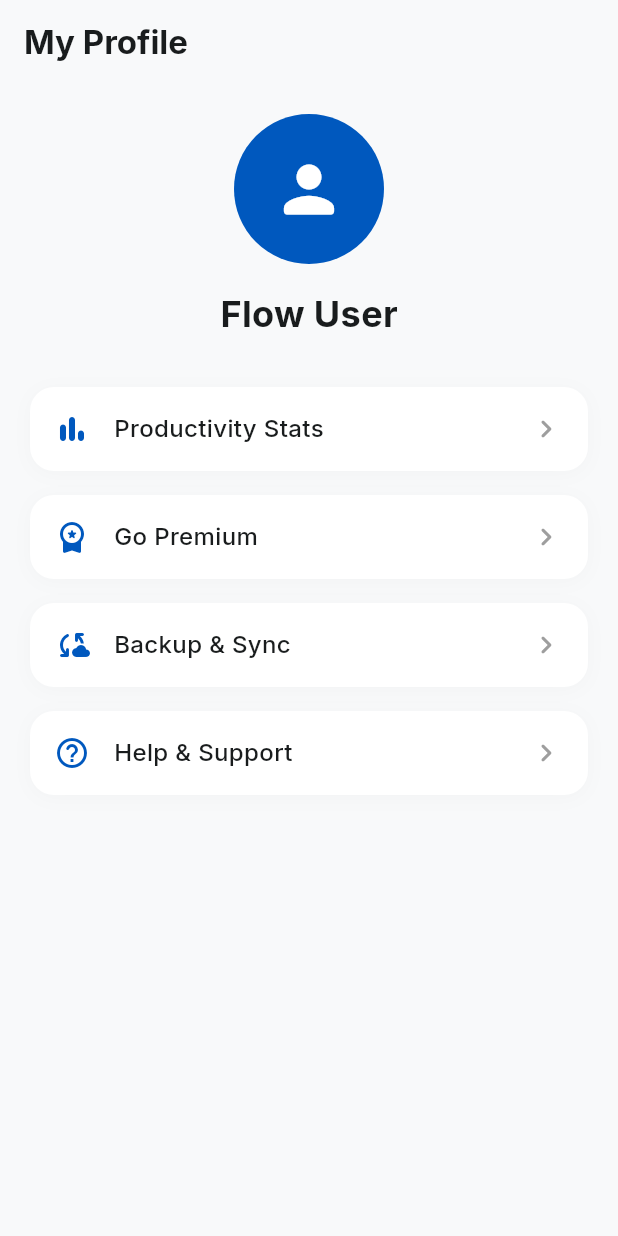
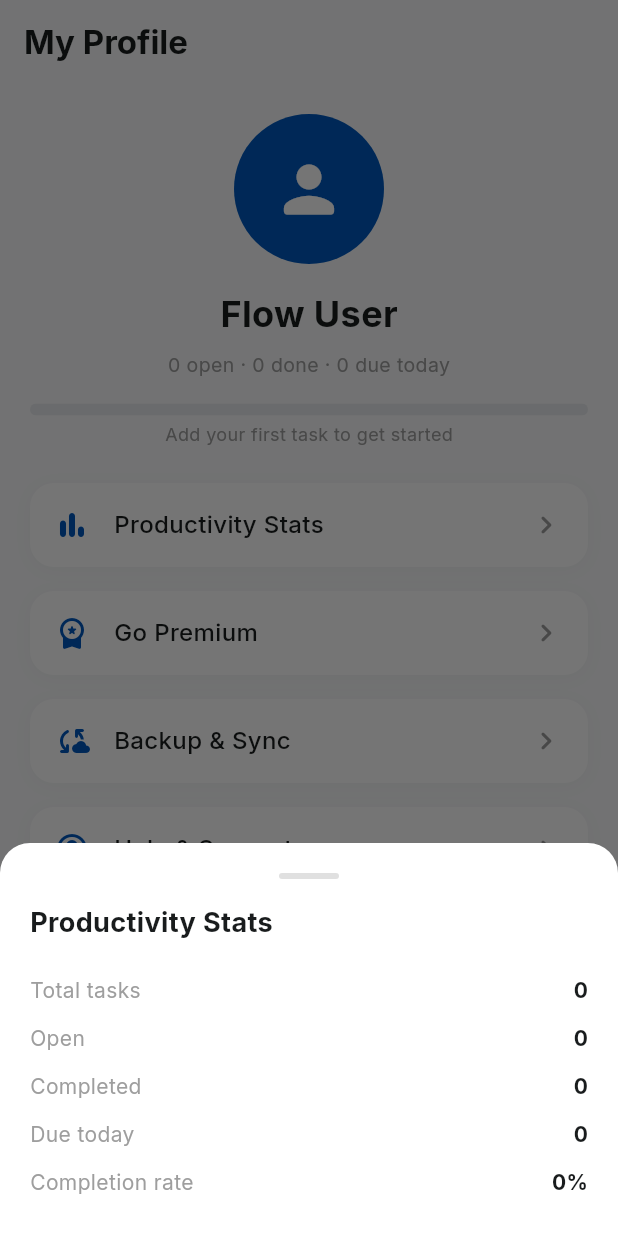
Before and after one commit to Deepan9884/Flow, a Flutter app: the ProfileScreen screen opened directly, after a tap on "Productivity Stats", on a phone screen of 412 x 824 dp. Run offline on Flutter 3.47's test engine with Material 3 defaults, Android fonts, the phone set to English and light mode, and no system bars; our stand-ins replace file_picker, flutter_hooks, flutter_local_notifications, freezed_annotation, hooks_riverpod, isar and 4 more; accounts and stored records are empty; generated files the repository leaves out were written again; project files that could hold a hidden picture were left out.

Commit message:
feat: live profile stats, working backup/help/premium rows

```diff
--- a/lib/features/profile/screens/profile_screen.dart
+++ b/lib/features/profile/screens/profile_screen.dart
@@ -1,6 +1,8 @@
 import 'package:flutter/material.dart';
 import 'package:hooks_riverpod/hooks_riverpod.dart';
 import '../../../core/theme/theme_provider.dart';
+import '../../tasks/providers/task_provider.dart';
+import '../../../services/backup_service.dart';
 
 class ProfileScreen extends ConsumerWidget {
   const ProfileScreen({super.key});
@@ -9,6 +11,21 @@
   Widget build(BuildContext context, WidgetRef ref) {
     final theme = ref.watch(themeProvider);
     final isDark = theme.isDark;
+    final tasks = ref.watch(taskListProvider);
+
+    final total = tasks.length;
+    final completed = tasks.where((t) => t.isCompleted).length;
+    final open = total - completed;
+    final rate = total == 0 ? 0.0 : completed / total;
+    final now = DateTime.now();
+    final dueToday = tasks
+        .where((t) =>
+            !t.isCompleted &&
+            t.dueDate != null &&
+            t.dueDate!.year == now.year &&
+            t.dueDate!.month == now.month &&
+            t.dueDate!.day == now.day)
+        .length;
 
     return Scaffold(
       backgroundColor: isDark ? const Color(0xFF121212) : const Color(0xFFF8F9FA),
@@ -43,13 +60,145 @@
                 color: isDark ? Colors.white : const Color(0xFF191C1D),
               ),
             ),
-            const SizedBox(height: 32),
-            _buildProfileMenu(Icons.bar_chart_rounded, 'Productivity Stats', isDark, () {}),
-            _buildProfileMenu(Icons.workspace_premium_rounded, 'Go Premium', isDark, () {}),
-            _buildProfileMenu(Icons.cloud_sync_rounded, 'Backup & Sync', isDark, () {}),
-            _buildProfileMenu(Icons.help_outline_rounded, 'Help & Support', isDark, () {}),
+            const SizedBox(height: 8),
+            Text(
+              '$open open · $completed done · $dueToday due today',
+              style: const TextStyle(fontFamily: 'Inter', fontSize: 13, color: Colors.grey),
+            ),
+            const SizedBox(height: 16),
+            ClipRRect(
+              borderRadius: BorderRadius.circular(8),
+              child: LinearProgressIndicator(
+                value: rate,
+                minHeight: 8,
+                backgroundColor: isDark ? const Color(0xFF2A2A2A) : const Color(0xFFE8EAED),
+                valueColor: const AlwaysStoppedAnimation<Color>(Color(0xFF0058BE)),
+              ),
+            ),
+            const SizedBox(height: 4),
+            Text(
+              total == 0 ? 'Add your first task to get started' : '${(rate * 100).round()}% complete',
+              style: const TextStyle(fontFamily: 'Inter', fontSize: 12, color: Colors.grey),
+            ),
+            const SizedBox(height: 24),
+            _buildProfileMenu(Icons.bar_chart_rounded, 'Productivity Stats', isDark,
+                () => _showStatsSheet(context, isDark, total, open, completed, dueToday, rate)),
+            _buildProfileMenu(Icons.workspace_premium_rounded, 'Go Premium', isDark,
+                () => _showInfo(context, 'Flow Premium', 'Flow is free while in development. Premium workspaces arrive with cloud sync.')),
+            _buildProfileMenu(Icons.cloud_sync_rounded, 'Backup & Sync', isDark, () async {
+              try {
+                final path = await BackupService.exportToFile();
+                if (context.mounted) {
+                  ScaffoldMessenger.of(context).showSnackBar(
+                    SnackBar(content: Text('Backup saved to $path')),
+                  );
+                }
+              } catch (_) {
+                if (context.mounted) {
+                  ScaffoldMessenger.of(context).showSnackBar(
+                    const SnackBar(content: Text('Backup failed. Please try again.')),
+                  );
+                }
+              }
+            }),
+            _buildProfileMenu(Icons.help_outline_rounded, 'Help & Support', isDark,
+                () => _showInfo(context, 'Help & Support',
+                    'Create tasks from the + button, drag cards between Kanban columns, and tap the calendar to plan by day.')),
           ],
         ),
+      ),
+    );
+  }
+
+  void _showInfo(BuildContext context, String title, String body) {
+    showDialog(
+      context: context,
+      builder: (context) => AlertDialog(
+        shape: RoundedRectangleBorder(borderRadius: BorderRadius.circular(16)),
+        title: Text(title, style: const TextStyle(fontWeight: FontWeight.bold, fontSize: 16)),
+        content: Text(body, style: const TextStyle(fontSize: 13)),
+        actions: [
+          TextButton(
+            onPressed: () => Navigator.pop(context),
+            child: const Text('Close'),
+          ),
+        ],
+      ),
+    );
+  }
+
+  void _showStatsSheet(
+    BuildContext context,
+    bool isDark,
+    int total,
+    int open,
+    int completed,
+    int dueToday,
+    double rate,
+  ) {
+    showModalBottomSheet(
+      context: context,
+      backgroundColor: Colors.transparent,
+      builder: (context) => Container(
+        decoration: BoxDecoration(
+          color: isDark ? const Color(0xFF1E1E1E) : Colors.white,
+          borderRadius: const BorderRadius.only(
+            topLeft: Radius.circular(20),
+            topRight: Radius.circular(20),
+          ),
+        ),
+        padding: const EdgeInsets.all(20),
+        child: Column(
+          mainAxisSize: MainAxisSize.min,
+          crossAxisAlignment: CrossAxisAlignment.start,
+          children: [
+            Center(
+              child: Container(
+                width: 40,
+                height: 4,
+                decoration:
+                    BoxDecoration(color: Colors.grey[300], borderRadius: BorderRadius.circular(2)),
+              ),
+            ),
+            const SizedBox(height: 16),
+            Text(
+              'Productivity Stats',
+              style: TextStyle(
+                fontFamily: 'Inter',
+                fontSize: 18,
+                fontWeight: FontWeight.bold,
+                color: isDark ? Colors.white : const Color(0xFF191C1D),
+              ),
+            ),
+            const SizedBox(height: 16),
+            _statRow('Total tasks', '$total', isDark),
+            _statRow('Open', '$open', isDark),
+            _statRow('Completed', '$completed', isDark),
+            _statRow('Due today', '$dueToday', isDark),
+            _statRow('Completion rate', '${(rate * 100).round()}%', isDark),
+          ],
+        ),
+      ),
+    );
+  }
+
+  Widget _statRow(String label, String value, bool isDark) {
+    return Padding(
+      padding: const EdgeInsets.symmetric(vertical: 6),
+      child: Row(
+        mainAxisAlignment: MainAxisAlignment.spaceBetween,
+        children: [
+          Text(label, style: const TextStyle(fontFamily: 'Inter', fontSize: 14, color: Colors.grey)),
+          Text(
+            value,
+            style: TextStyle(
+              fontFamily: 'Inter',
+              fontSize: 14,
+              fontWeight: FontWeight.bold,
+              color: isDark ? Colors.white : const Color(0xFF191C1D),
+            ),
+          ),
+        ],
       ),
     );
   }
```
